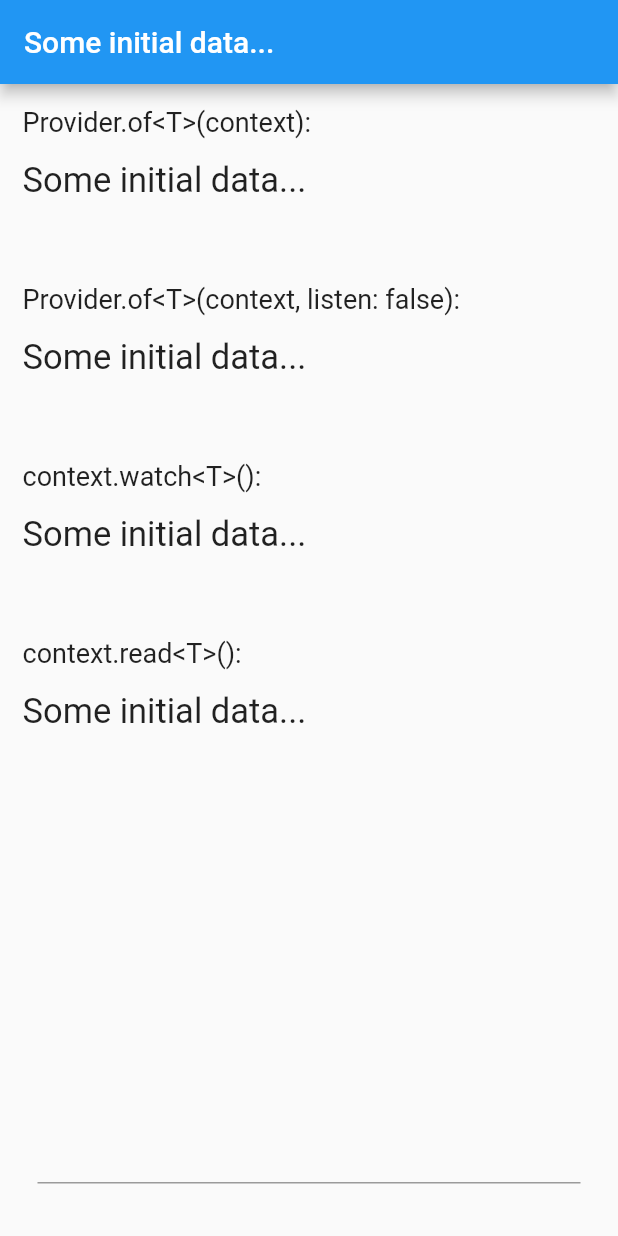
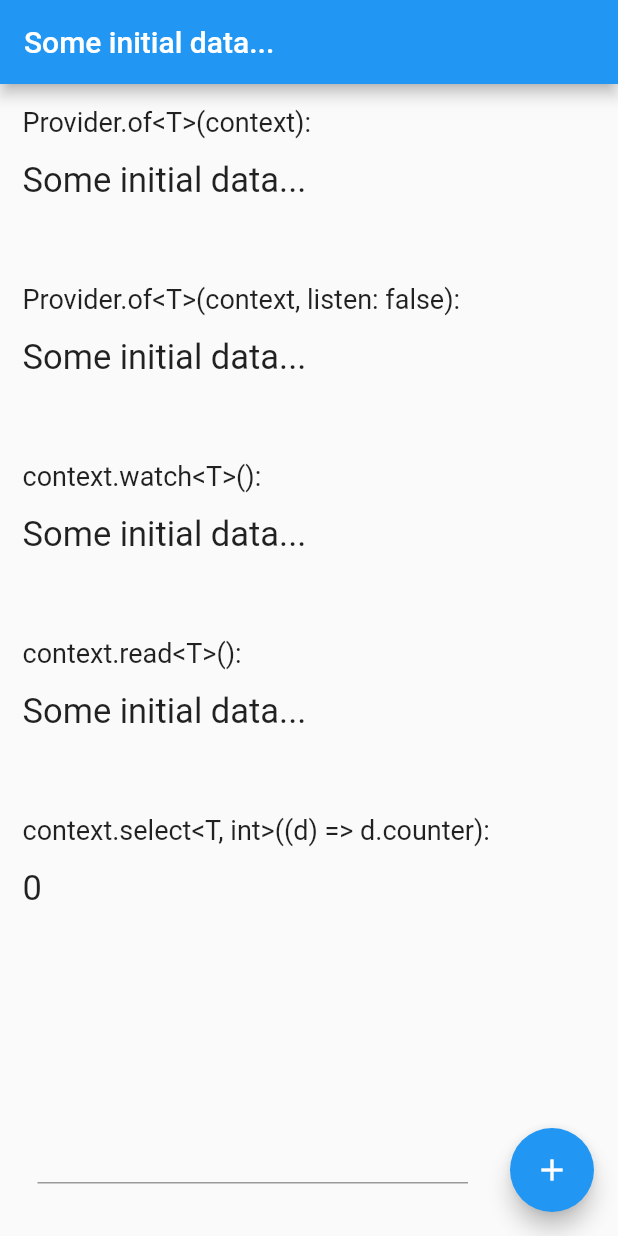
Before and after one commit to Cyrille-Dakhlia/flutter-practice_provider_package, a Flutter app: the screen it shows after launch, on a phone screen of 412 x 824 dp. Run offline on Flutter 3.47's test engine with Material 2 defaults, Android fonts, the phone set to English and light mode, and no system bars.

Commit message:
Add "select" method use to rebuild a widget only when a specific part of the model is updated

```diff
--- a/lib/main.dart
+++ b/lib/main.dart
@@ -7,9 +7,15 @@ void main() {
 
 class MyDummyData with ChangeNotifier {
   String data = 'Some initial data...';
+  int counter = 0;
 
   void changeDataAndNotifyListeners(String newData) {
     data = newData;
+    notifyListeners();
+  }
+
+  void incrementAndNotifyListeners() {
+    counter++;
     notifyListeners();
   }
 }
@@ -25,6 +31,10 @@ class MyApp extends StatelessWidget {
         home: Scaffold(
           appBar: AppBar(
             title: Text(data.data), // Note: this doesn't get updated
+          ),
+          floatingActionButton: FloatingActionButton(
+            child: Icon(Icons.add),
+            onPressed: () => data.incrementAndNotifyListeners(),
           ),
           body: Level1(),
         ),
@@ -49,7 +59,7 @@ class Level2 extends StatelessWidget {
         Expanded(child: Level3Bis()),
         Container(
           padding: const EdgeInsets.symmetric(horizontal: 25.0),
-          margin: const EdgeInsets.only(bottom: 35.0),
+          margin: const EdgeInsets.only(bottom: 35.0, right: 75.0),
           child: TextField(
             onChanged: (value) =>
                 Provider.of<MyDummyData>(context, listen: false)
@@ -72,6 +82,7 @@ class Level3Bis extends StatelessWidget {
         TestProviderNotListening1(),
         TestProviderListening2(),
         TestProviderNotListening2(),
+        TestProviderListeningWithSelect(),
       ],
     );
   }
@@ -113,6 +124,16 @@ class TestProviderNotListening2 extends StatelessWidget {
     final valueContextRead = context.read<MyDummyData>();
     return DisplayColumn(
         label: 'context.read<T>()', value: valueContextRead.data);
+  }
+}
+
+class TestProviderListeningWithSelect extends StatelessWidget {
+  @override
+  Widget build(BuildContext context) {
+    int counter = context.select<MyDummyData, int>((data) => data.counter);
+    return DisplayColumn(
+        label: 'context.select<T, int>((d) => d.counter)',
+        value: counter.toString());
   }
 }
 
```
